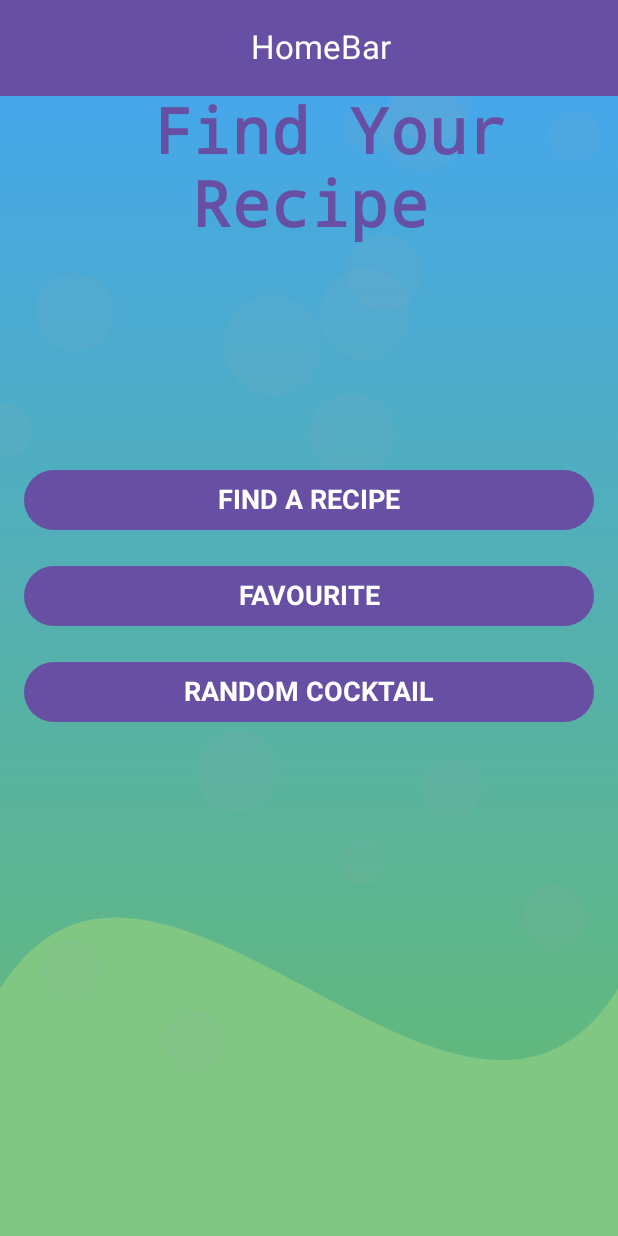
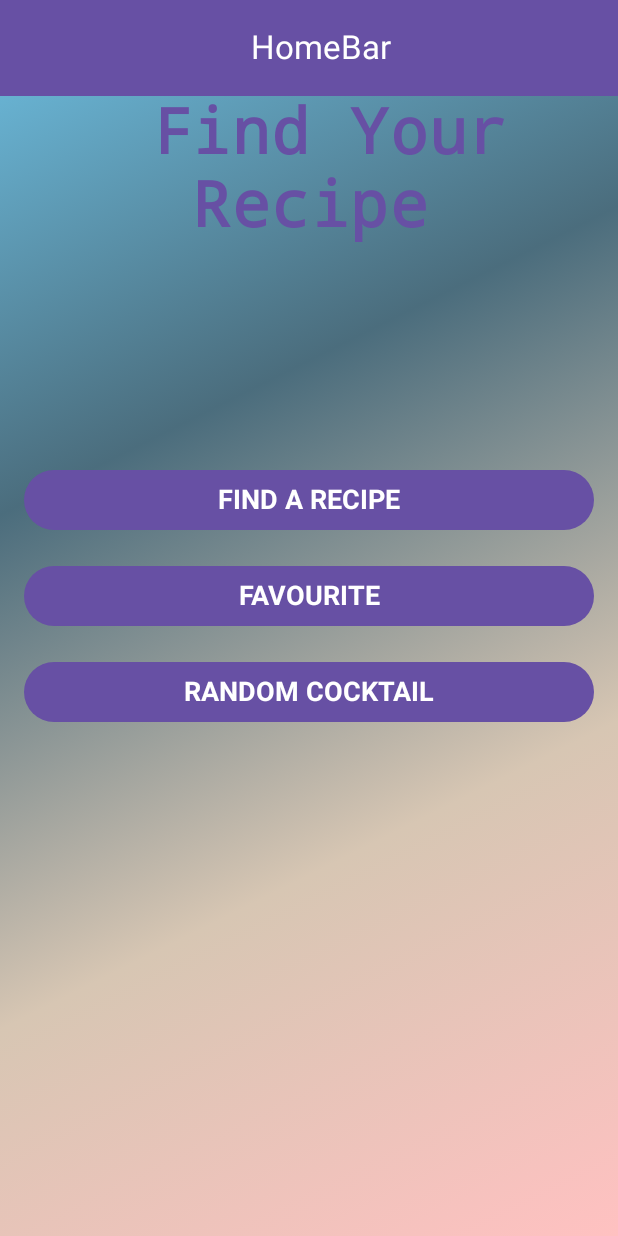
Before and after one commit to EdyWDev/HomeBarInCompose, an Android app built with Jetpack Compose: the screen it shows after launch (WelcomeActivity), on a phone screen of 412 x 824 dp. Run offline under Robolectric (Android 15) with nearby library versions, the phone set to English and light mode, and no system bars; our stand-ins replace Dagger/Hilt's generated code; pictures from the network do not load.

Commit message:
create dynamic gradient background

```diff
--- a/app/src/main/java/com/example/homebarincompose/welcome/ui/WelcomeActivity.kt
+++ b/app/src/main/java/com/example/homebarincompose/welcome/ui/WelcomeActivity.kt
@@ -6,7 +6,12 @@ import androidx.activity.ComponentActivity
 import androidx.activity.compose.setContent
 import androidx.activity.viewModels
 import androidx.compose.animation.animateContentSize
+import androidx.compose.animation.core.LinearEasing
+import androidx.compose.animation.core.RepeatMode
+import androidx.compose.animation.core.animateFloat
 import androidx.compose.animation.core.animateFloatAsState
+import androidx.compose.animation.core.infiniteRepeatable
+import androidx.compose.animation.core.rememberInfiniteTransition
 import androidx.compose.animation.core.tween
 import androidx.compose.foundation.Canvas
 import androidx.compose.foundation.Image
@@ -14,6 +19,7 @@ import androidx.compose.foundation.background
 import androidx.compose.foundation.border
 import androidx.compose.foundation.clickable
 import androidx.compose.foundation.interaction.MutableInteractionSource
+import androidx.compose.foundation.isSystemInDarkTheme
 import androidx.compose.foundation.layout.Box
 import androidx.compose.foundation.layout.Column
 import androidx.compose.foundation.layout.Spacer
@@ -133,9 +139,9 @@ fun FirstView(
                 )
             }
         ) { innerPadding ->
-            CocktailWaveBackground()
+            DynamicGradientBackground()
             //CocktailBackground()
-            // GradientBackground()
+            //GradientBackground()
             Column(
                 modifier = Modifier
                     .fillMaxSize()
@@ -410,12 +416,42 @@ fun CocktailBackground() {
         )
     }
 }
+@Composable
+fun DynamicGradientBackground() {
+    val isDarkMode = isSystemInDarkTheme()
+    val colors = if (isDarkMode) {
+        listOf(
+            Color(0xFF2C3E50), // Ciemniejszy odcień
+            Color(0xFF34495E),
+            Color(0xFF7F8C8D),
+            Color(0xFFBDC3C7)
+        )
+    } else {
+        listOf(
+            Color(0xFF6EC1E4), // Lazurowy błękit
+            Color(0xFF4B6D7D), // Szaro-niebieski
+            Color(0xFFD7C6B3),
+            Color(0xFFFFC1C1) // Blady różowy
+        )
+    }
 
+    Box(
+        modifier = Modifier
+            .fillMaxSize()
+            .background(
+                brush = Brush.linearGradient(colors)
+            )
+    )
+}
 @Composable
 fun GradientBackground() {
     val colors = listOf(
-        Color(0xFF42A5F5),  // Jasnoniebieski
-        Color(0xFF66BB6A)
+       // Blady różowy
+        Color(0xFF6EC1E4), // Lazurowy błękit
+        Color(0xFF4B6D7D), // Szaro-niebieski
+        Color(0xFFD7C6B3),
+        Color(0xFFFFC1C1),
+
     )
     Box(
         modifier = Modifier
```
